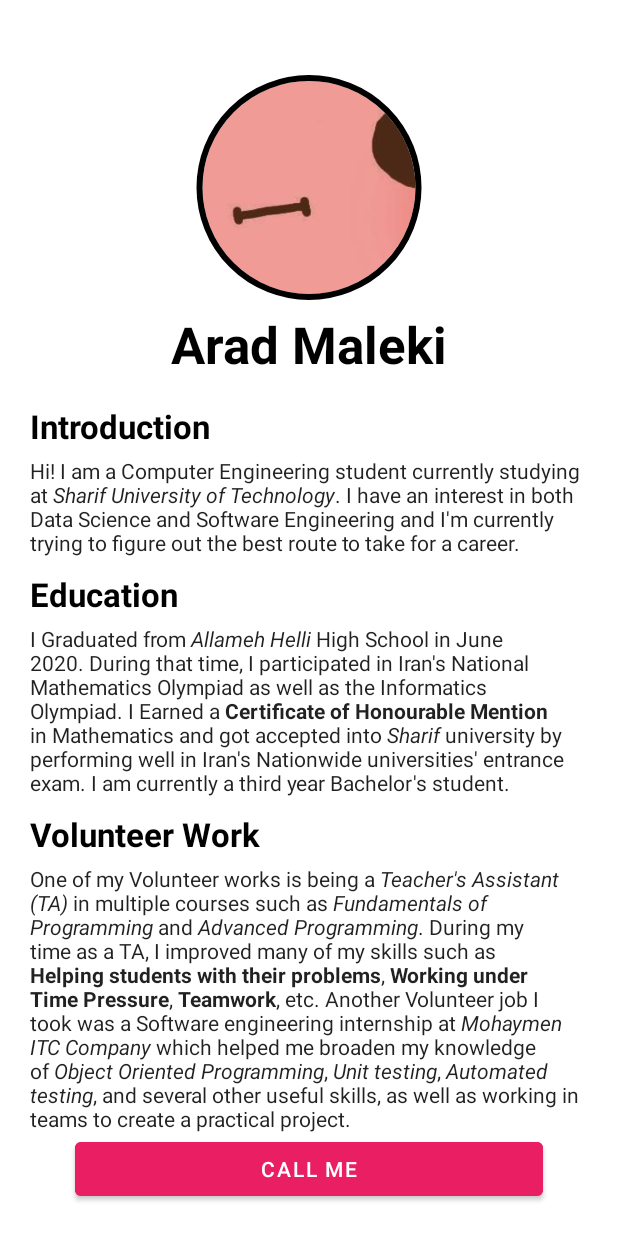
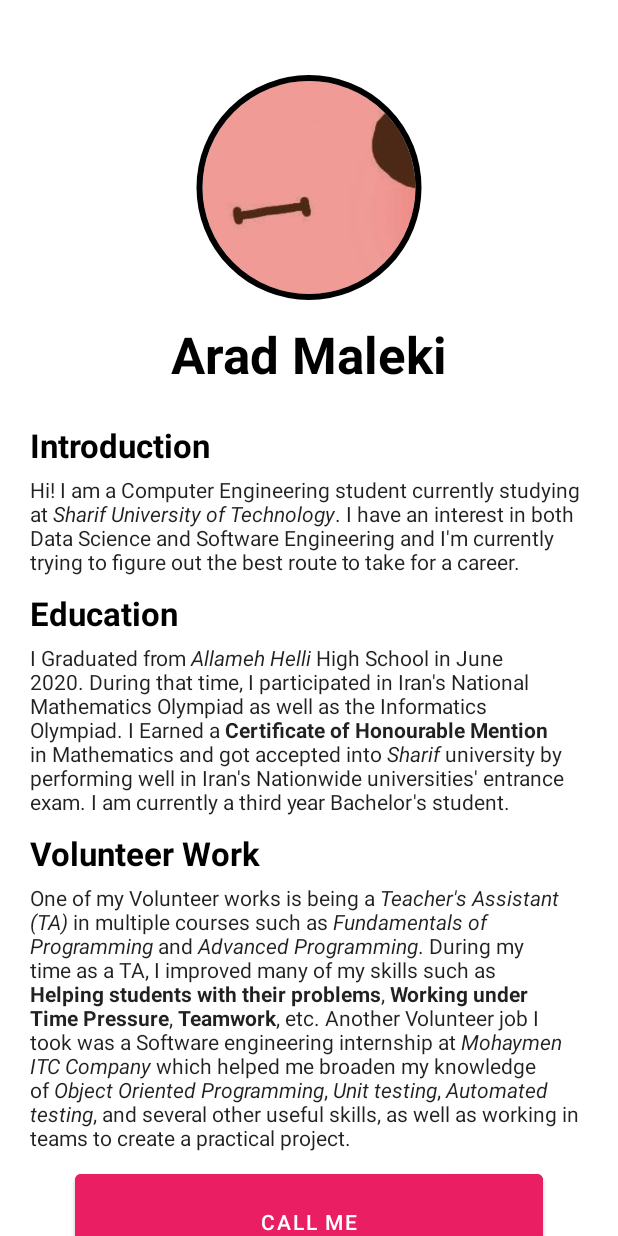
Before and after one commit to aradmaleki02/Mobile-Programming-HW0, an Android app: the screen it shows after launch (MainActivity), on a phone screen of 412 x 824 dp. Run offline under Robolectric (Android 15) with nearby library versions, the phone set to English and light mode, and no system bars; our stand-ins replace CircleImageView.

Commit message:
Minor style changes in colors and paddings.

```diff
--- a/app/src/main/res/layout/activity_main.xml
+++ b/app/src/main/res/layout/activity_main.xml
@@ -28,7 +28,7 @@
         <TextView
             android:id="@+id/name"
             android:layout_width="match_parent"
-            android:layout_height="59dp"
+            android:layout_height="72dp"
             android:ellipsize="end"
             android:gravity="center"
             android:maxLines="1"
@@ -106,10 +106,12 @@
         <Button
             android:id="@+id/call_button"
             android:layout_width="match_parent"
-            android:layout_height="wrap_content"
+            android:layout_height="93dp"
             android:backgroundTint="#E91E63"
             android:insetLeft="50dp"
+            android:insetTop="15dp"
             android:insetRight="50dp"
+            android:insetBottom="15dp"
             android:onClick="callMe"
             android:text="@string/call_button" />
 
--- a/app/src/main/res/values/themes.xml
+++ b/app/src/main/res/values/themes.xml
@@ -2,8 +2,8 @@
     <!-- Base application theme. -->
     <style name="Theme.MyResume" parent="Theme.MaterialComponents.DayNight.NoActionBar">
         <!-- Primary brand color. -->
-        <item name="colorPrimary">@color/purple_500</item>
-        <item name="colorPrimaryVariant">@color/purple_700</item>
+        <item name="colorPrimary">#E91E63</item>
+        <item name="colorPrimaryVariant">#A80039</item>
         <item name="colorOnPrimary">@color/white</item>
         <!-- Secondary brand color. -->
         <item name="colorSecondary">@color/teal_200</item>
```
